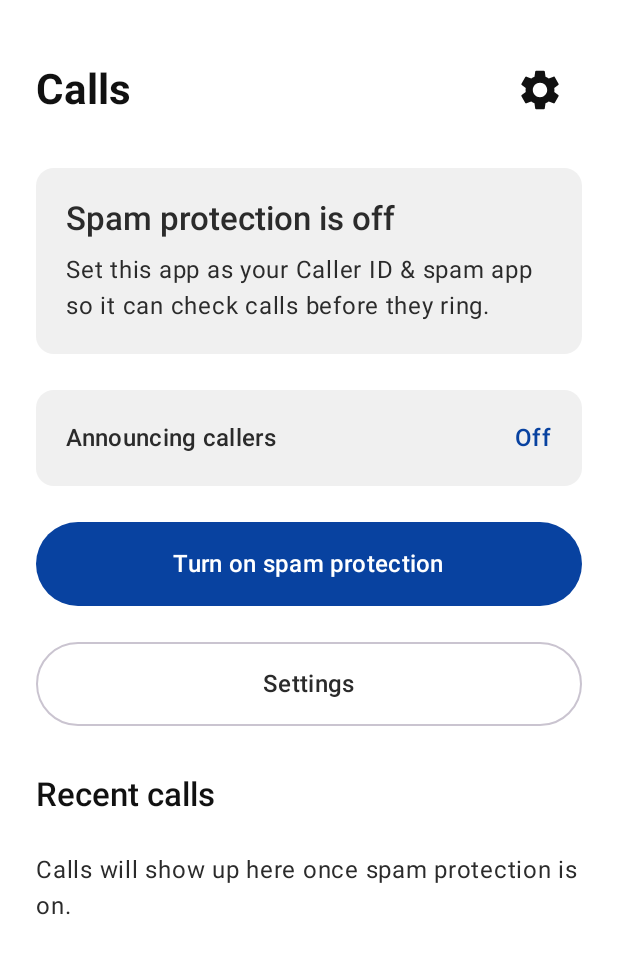
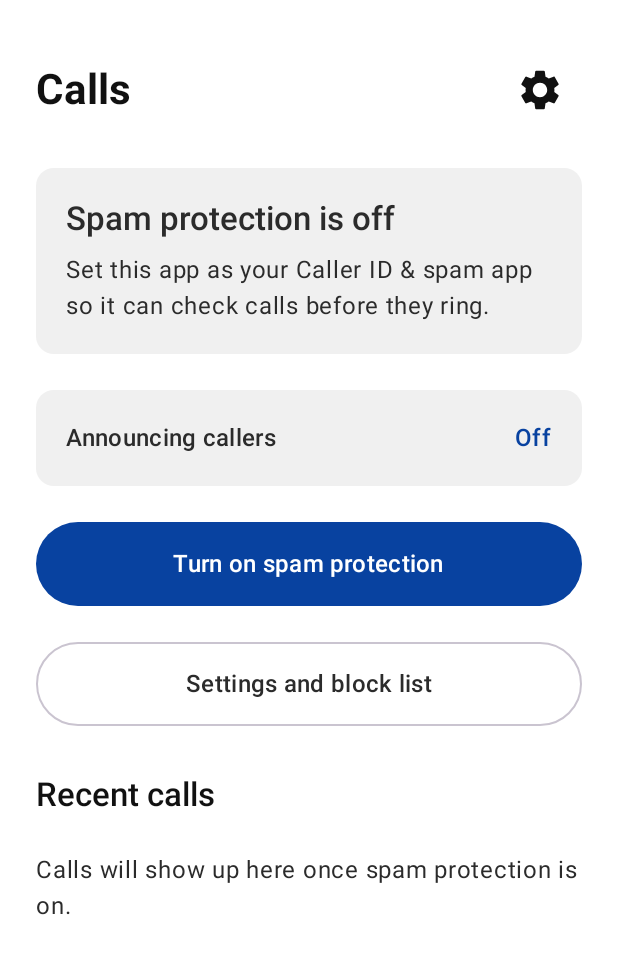
Before and after one commit to sec-newt/newt-phone, an Android app built with Jetpack Compose: the screen it shows after launch (MainActivity), on a phone screen of 412 x 824 dp. Shown: the top 954 px of the screen. Run offline under Robolectric (Android 15) with nearby library versions, the phone set to English and light mode, and no system bars.

Commit message:
Give the settings button a label distinct from the gear icon
Two buttons both read as "Settings" to TalkBack, which the accessibility
check rejects as duplicate speakable text.

Co-Authored-By: Claude Opus 5.5 <noreply@anthropic.com>
Claude-Session: https://claude.ai/code/session_01BoTBoVe9MTCW6EicS1JMrx

```diff
--- a/app/src/main/java/io/github/secnewt/dialer/ui/SpamProtectionScreen.kt
+++ b/app/src/main/java/io/github/secnewt/dialer/ui/SpamProtectionScreen.kt
@@ -122,7 +122,7 @@ fun SpamProtectionScreen(
                         .fillMaxWidth()
                         .heightIn(min = 56.dp),
                 ) {
-                    Text("Settings", style = MaterialTheme.typography.titleMedium)
+                    Text("Settings and block list", style = MaterialTheme.typography.titleMedium)
                 }
             }
             item {
```
